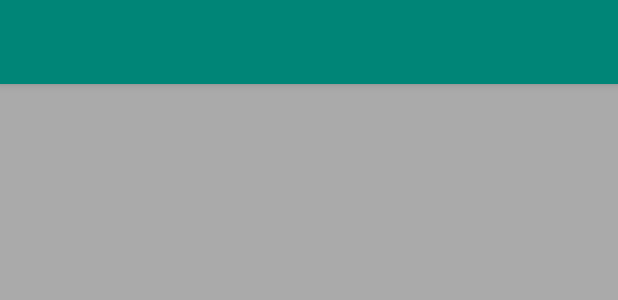
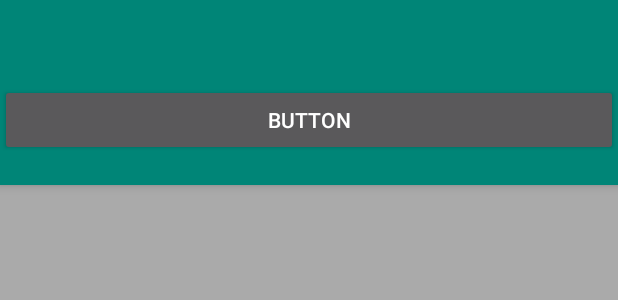
Before and after one commit to raduorleanu/Android, an Android app: the layout activity_already_going.xml on its own in the app's theme, with its tools: preview values and no code run, on a phone screen of 412 x 824 dp. Shown: the top 300 px of the screen. Run offline under Robolectric (Android 15) with nearby library versions, the phone set to English and light mode, and no system bars.

```diff
--- a/app/build.gradle
+++ b/app/build.gradle
@@ -20,7 +20,7 @@ android {
 
 dependencies {
     implementation fileTree(dir: 'libs', include: ['*.jar'])
-    implementation 'com.android.support:appcompat-v7:28.0.0'
+    implementation 'com.android.support:appcompat-v7:28.0.0-rc02'
     implementation 'com.android.support.constraint:constraint-layout:1.1.3'
     testImplementation 'junit:junit:4.12'
     androidTestImplementation 'com.android.support.test:runner:1.0.2'
@@ -42,6 +42,10 @@ dependencies {
     implementation 'com.android.support:recyclerview-v7:28.0.0'
 
     implementation 'com.android.support:design:28.0.0'
+//    Retrofit
+    implementation 'com.squareup.retrofit2:retrofit:2.4.0'
+//    Retrofit converter using GSON
+    implementation 'com.squareup.retrofit2:converter-gson:2.4.0'
 }
 
 // firebase sdk plugin
--- a/app/src/main/AndroidManifest.xml
+++ b/app/src/main/AndroidManifest.xml
@@ -1,6 +1,8 @@
 <?xml version="1.0" encoding="utf-8"?>
 <manifest xmlns:android="http://schemas.android.com/apk/res/android"
     package="io.github.raduorleanu.and1">
+
+
 
     <application
         android:allowBackup="true"
--- /dev/null
+++ b/app/src/main/java/io/github/raduorleanu/and1/api/GetPlaceInfo.java
@@ -0,0 +1,4 @@
+package io.github.raduorleanu.and1.api;
+
+public class GetPlaceInfo {
+}
--- a/app/src/main/java/io/github/raduorleanu/and1/repo/PlaceRepository.java
+++ b/app/src/main/java/io/github/raduorleanu/and1/repo/PlaceRepository.java
@@ -54,7 +54,9 @@ public class PlaceRepository {
             mPlaceAsyncDao.insert(params[0]);
             return null;
         }
-
     }
 
+    public void add(Place place){
+        places.getValue().add(place);
+    }
 }
--- a/app/src/main/java/io/github/raduorleanu/and1/view_models/PlaceViewModel.java
+++ b/app/src/main/java/io/github/raduorleanu/and1/view_models/PlaceViewModel.java
@@ -29,4 +29,8 @@ public class PlaceViewModel extends AndroidViewModel {
     public void insert(Place place) {
         repository.insert(place);
     }
+
+    public void add(Place place) {
+        repository.add(place);
+    }
 }
--- a/app/src/main/res/layout/activity_already_going.xml
+++ b/app/src/main/res/layout/activity_already_going.xml
@@ -18,6 +18,18 @@
             android:background="?attr/colorPrimary"
             app:popupTheme="@style/AppTheme.PopupOverlay" />
 
+        <Button
+            android:id="@+id/getPlaces"
+            android:layout_width="match_parent"
+            android:layout_height="wrap_content"
+            android:text="Button" />
+
+        <TextView
+            android:id="@+id/myPlace"
+            android:layout_width="match_parent"
+            android:layout_height="wrap_content"
+            android:text="" />
+
     </android.support.design.widget.AppBarLayout>
 
     <include layout="@layout/content_already_going" />
--- a/app/src/main/res/values/styles.xml
+++ b/app/src/main/res/values/styles.xml
@@ -1,7 +1,7 @@
 <resources>
 
     <!-- Base application theme. -->
-    <style name="AppTheme" parent="Theme.AppCompat.Light.DarkActionBar">
+    <style name="AppTheme" parent="Base.Theme.AppCompat.Light.DarkActionBar">
         <!-- Customize your theme here. -->
         <item name="colorPrimary">@color/colorPrimary</item>
         <item name="colorPrimaryDark">@color/colorPrimaryDark</item>
```
Also changed, not shown: app/src/main/java/io/github/raduorleanu/and1/MainActivity.java (+73 -5 lines), app/src/main/java/io/github/raduorleanu/and1/api/APIService.java (added, +52 -0 lines), app/src/main/java/io/github/raduorleanu/and1/api/ApiController.java (added, +67 -0 lines), app/src/main/java/io/github/raduorleanu/and1/models/Basic.java (added, +11 -0 lines).
